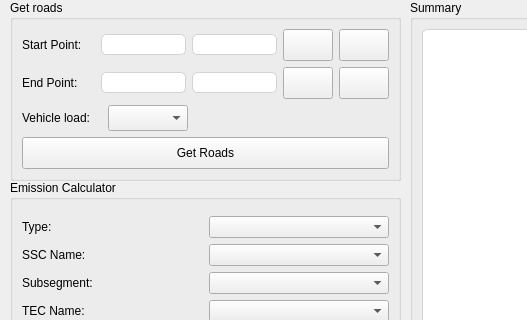
Qt form road_emission_calculator_dialog_base.ui (NPRA/RoadEmissionCalculator) before a commit; both pictures show x 0 to 527 and y 0 to 320 of the 714 by 460 pixel window.
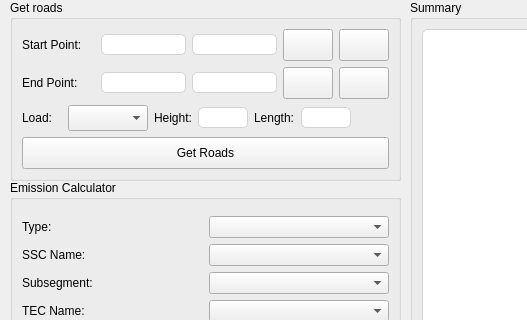
The same form after that commit. Icons and pictures are not drawn.

Commit message: - ui add height/length for vehicle

What changed in the file:
```diff
--- a/road_emission_calculator_dialog_base.ui
+++ b/road_emission_calculator_dialog_base.ui
@@ -411,18 +411,18 @@
        <widget class="QLabel" name="label_11">
         <property name="minimumSize">
          <size>
-          <width>80</width>
+          <width>40</width>
           <height>0</height>
          </size>
         </property>
         <property name="maximumSize">
          <size>
-          <width>80</width>
+          <width>40</width>
           <height>16777215</height>
          </size>
         </property>
         <property name="text">
-         <string>Vehicle load:</string>
+         <string>Load:</string>
         </property>
        </widget>
       </item>
@@ -443,6 +443,39 @@
        </widget>
       </item>
       <item row="0" column="2">
+       <widget class="QLabel" name="label">
+        <property name="text">
+         <string>Height:</string>
+        </property>
+       </widget>
+      </item>
+      <item row="0" column="3">
+       <widget class="QLineEdit" name="lineEditHeight">
+        <property name="minimumSize">
+         <size>
+          <width>50</width>
+          <height>21</height>
+         </size>
+        </property>
+        <property name="maximumSize">
+         <size>
+          <width>50</width>
+          <height>21</height>
+         </size>
+        </property>
+        <property name="styleSheet">
+         <string notr="true">QLineEdit{border: 1px solid lightgrey; border-radius:5px; }</string>
+        </property>
+       </widget>
+      </item>
+      <item row="0" column="4">
+       <widget class="QLabel" name="label_5">
+        <property name="text">
+         <string>Length:</string>
+        </property>
+       </widget>
+      </item>
+      <item row="0" column="6">
        <spacer name="horizontalSpacer">
         <property name="orientation">
          <enum>Qt::Horizontal</enum>
@@ -455,6 +488,25 @@
         </property>
        </spacer>
       </item>
+      <item row="0" column="5">
+       <widget class="QLineEdit" name="lineEditLength">
+        <property name="minimumSize">
+         <size>
+          <width>50</width>
+          <height>21</height>
+         </size>
+        </property>
+        <property name="maximumSize">
+         <size>
+          <width>50</width>
+          <height>21</height>
+         </size>
+        </property>
+        <property name="styleSheet">
+         <string notr="true">QLineEdit{border: 1px solid lightgrey; border-radius:5px; }</string>
+        </property>
+       </widget>
+      </item>
      </layout>
     </item>
     <item row="2" column="0">
```
The commit also changes 2 other files.
